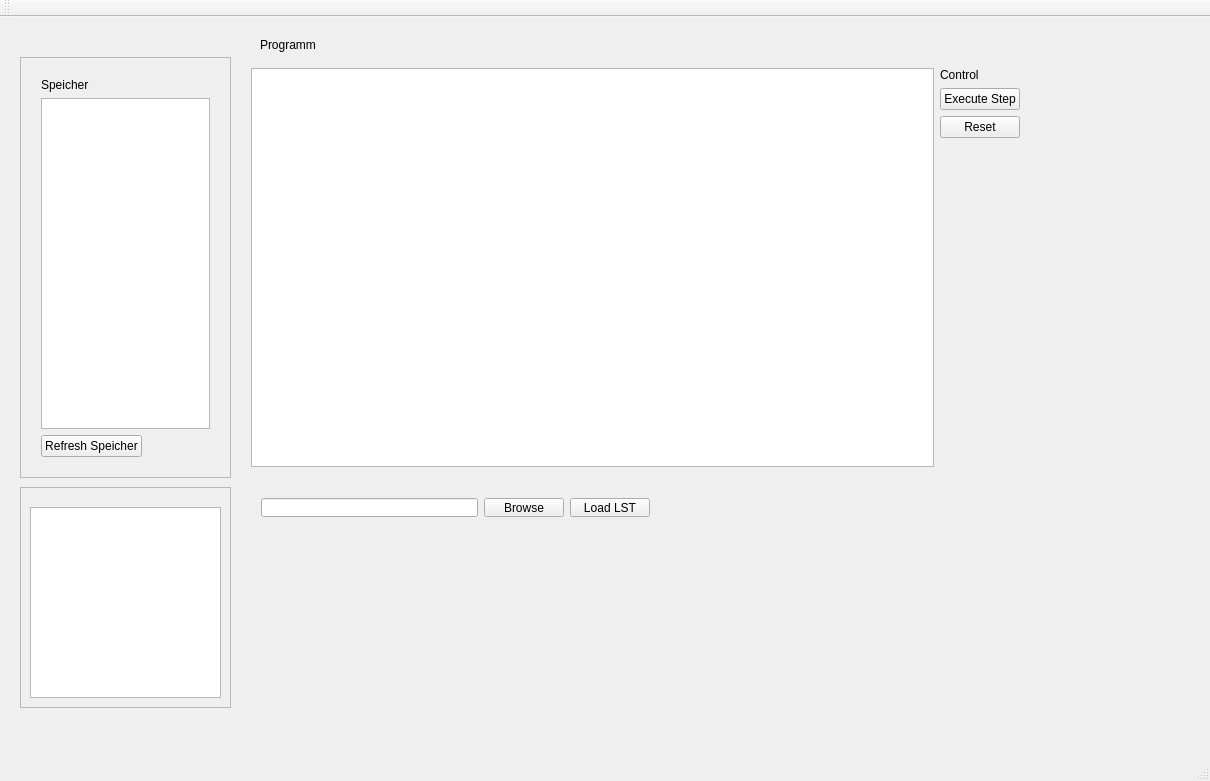
The window that PICSimu/mainwindow.ui (Benedikt1992/PICSimu) describes before a commit, drawn with Qt 5.
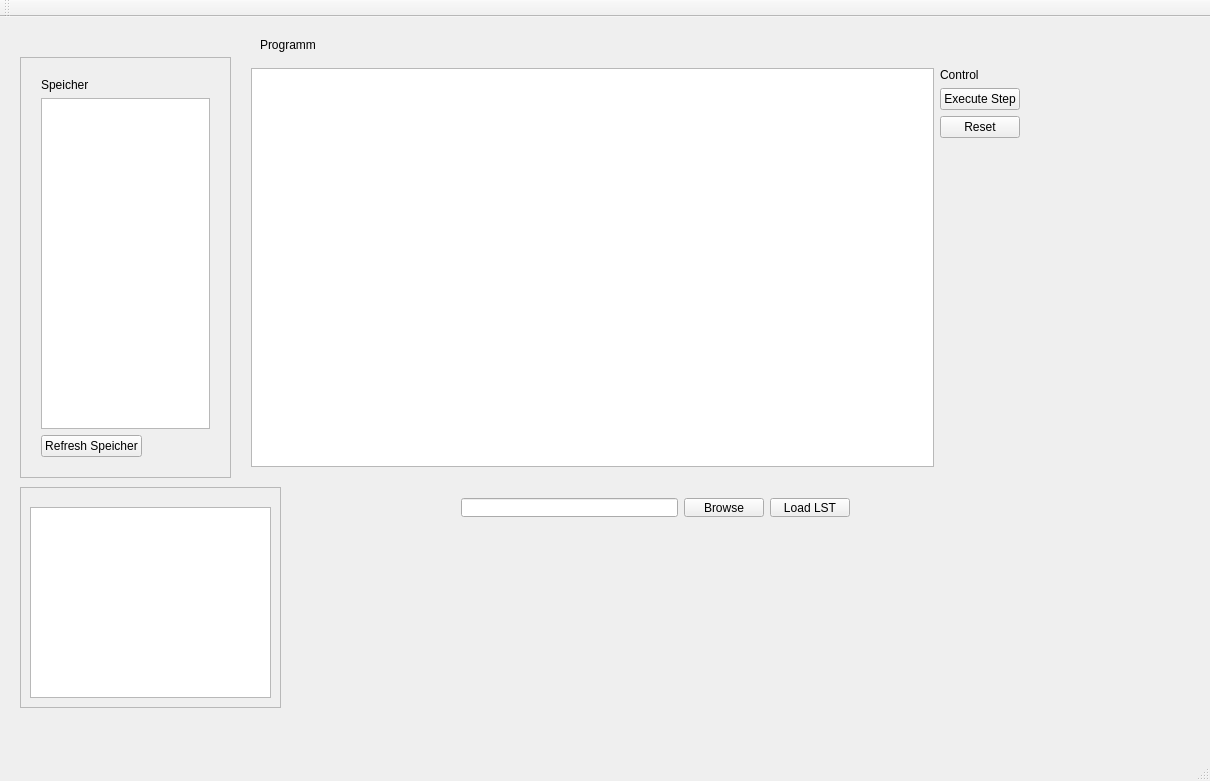
The same window after the commit.

Commit message: GUI Widget für SFR, refreshSFR() angelegt

Diff of the .ui file:
```diff
--- a/PICSimu/mainwindow.ui
+++ b/PICSimu/mainwindow.ui
@@ -92,7 +92,7 @@
    <widget class="QWidget" name="horizontalLayoutWidget_2">
     <property name="geometry">
      <rect>
-      <x>250</x>
+      <x>450</x>
       <y>470</y>
       <width>411</width>
       <height>41</height>
@@ -176,7 +176,7 @@
      <rect>
       <x>20</x>
       <y>470</y>
-      <width>211</width>
+      <width>261</width>
       <height>221</height>
      </rect>
     </property>
@@ -191,7 +191,7 @@
       <rect>
        <x>10</x>
        <y>20</y>
-       <width>191</width>
+       <width>241</width>
        <height>191</height>
       </rect>
      </property>
```
The commit also changes 3 other files.
